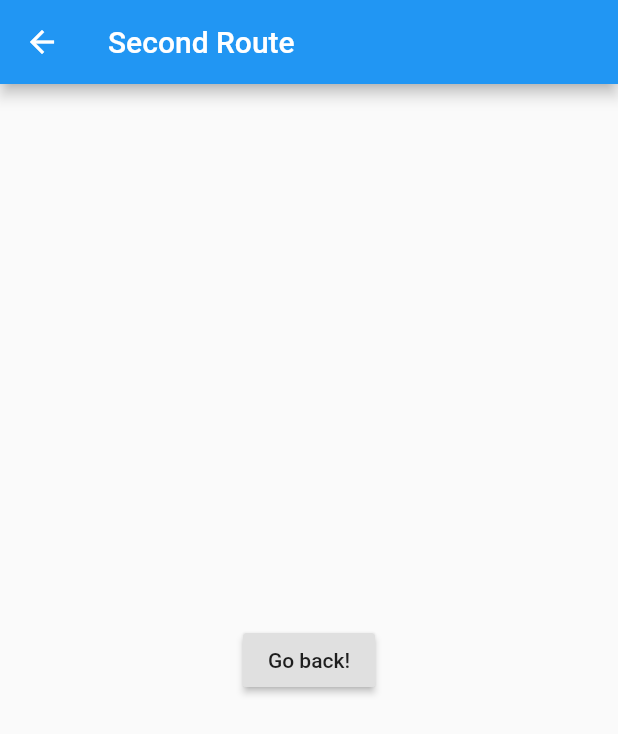
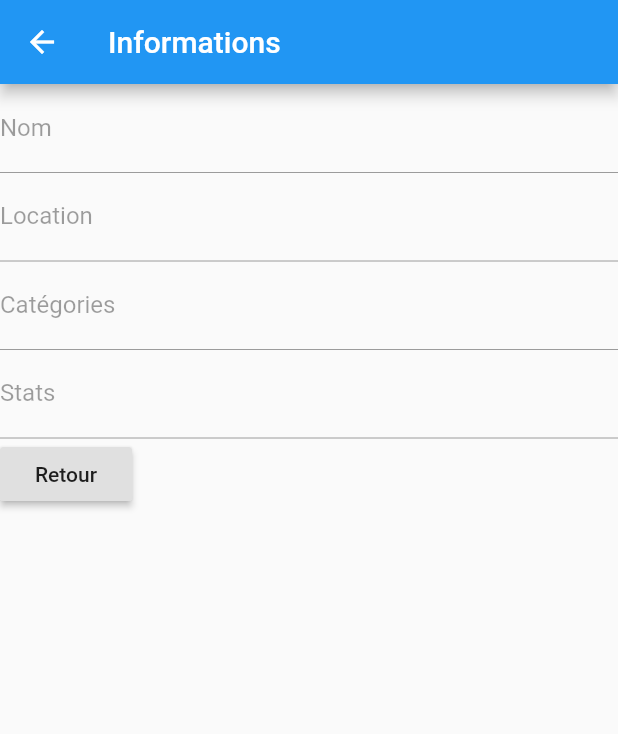
Before and after one commit to AnPasco/projet_flutter, a Flutter app: the SecondRoute screen opened directly, on a phone screen of 412 x 824 dp. Shown: the top 734 px of the screen. Run offline on Flutter 3.47's test engine with Material 2 defaults, Android fonts, the phone set to English and light mode, and no system bars; generated files the repository leaves out were written again.

Commit message:
Amélioration deuxième screen

```diff
--- a/lib/main.dart
+++ b/lib/main.dart
@@ -144,15 +144,58 @@ class SecondRoute extends StatelessWidget {
   Widget build(BuildContext context) {
     return Scaffold(
       appBar: AppBar(
-        title: Text("Second Route"),
+        title: Text("Informations"),
       ),
-      body: Center(
-        child: RaisedButton(
-          onPressed: () {
-            Navigator.pop(context);
-          },
-          child: Text('Go back!'),
-        ),
+      body: Column(
+        crossAxisAlignment: CrossAxisAlignment.start,
+        children: <Widget>[
+          TextFormField(
+            decoration: InputDecoration(labelText: 'Nom'),
+            enabled: false,
+            validator: (value) {
+              if (value.isEmpty) {
+                return 'Please enter some text';
+              }
+              return null;
+            },
+          ),
+          TextFormField(
+            decoration: InputDecoration(labelText: 'Location'),
+            enabled: false,
+            validator: (value) {
+              if (value.isEmpty) {
+                return 'Please enter some text';
+              }
+              return null;
+            },
+          ),
+          TextFormField(
+            decoration: InputDecoration(labelText: 'Catégories'),
+            enabled: false,
+            validator: (value) {
+              if (value.isEmpty) {
+                return 'Please enter some text';
+              }
+              return null;
+            },
+          ),
+          TextFormField(
+            decoration: InputDecoration(labelText: 'Stats'),
+            enabled: false,
+            validator: (value) {
+              if (value.isEmpty) {
+                return 'Please enter some text';
+              }
+              return null;
+            },
+          ),
+          RaisedButton(
+            child: Text('Retour'),
+            onPressed: () {
+              Navigator.pop(context);
+            },
+          ),
+        ],
       ),
     );
   }
```
